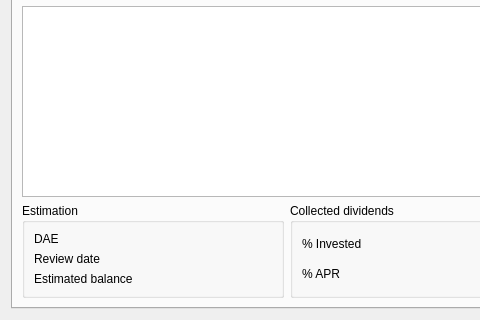
First picture: the form in ui/frmInvestmentReport.ui, repository turulomio/xulpymoney, before the edit; both pictures show x 0 to 480 and y 94 to 414 of the 573 by 414 pixel window.
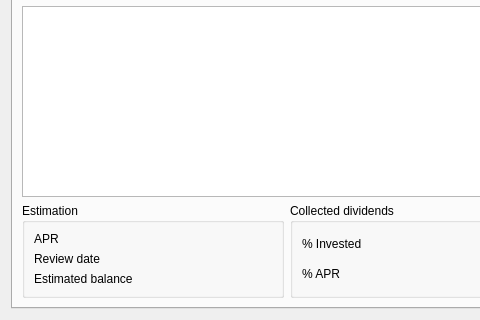
Second picture: the form after the edit. Icons and pictures are not drawn. Custom widgets are drawn as their Qt base class.

What changed in the file:
```diff
--- a/ui/frmInvestmentReport.ui
+++ b/ui/frmInvestmentReport.ui
@@ -322,7 +322,7 @@
                   <item>
                    <widget class="QLabel" name="lblDivAnualEstimado">
                     <property name="text">
-                     <string>DAE</string>
+                     <string>APR</string>
                     </property>
                    </widget>
                   </item>
```
